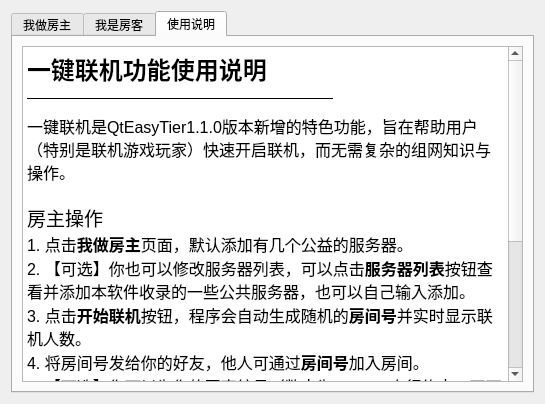
The window that Qt_UI/oneclick.ui (myqfeng/qt-easy-tier) describes before a commit, drawn with Qt 5.
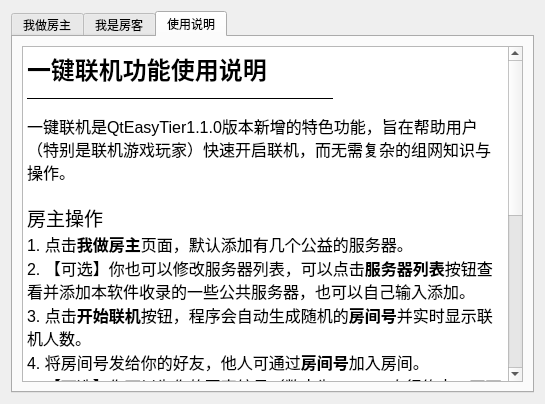
The same window after the commit. The open tabs and pages were chosen to show the change.

What changed in the file:
```diff
--- a/Qt_UI/oneclick.ui
+++ b/Qt_UI/oneclick.ui
@@ -483,7 +483,8 @@
 &lt;p style=&quot; margin-top:0px; margin-bottom:0px; margin-left:0px; margin-right:0px; -qt-block-indent:0; text-indent:0px;&quot;&gt;&lt;span style=&quot; font-size:12pt;&quot;&gt;2. 【可选】你也可以修改服务器列表，可以点击&lt;/span&gt;&lt;span style=&quot; font-size:12pt; font-weight:700;&quot;&gt;服务器列表&lt;/span&gt;&lt;span style=&quot; font-size:12pt;&quot;&gt;按钮查看并添加本软件收录的一些公共服务器，也可以自己输入添加。&lt;/span&gt;&lt;/p&gt;
 &lt;p style=&quot; margin-top:0px; margin-bottom:0px; margin-left:0px; margin-right:0px; -qt-block-indent:0; text-indent:0px;&quot;&gt;&lt;span style=&quot; font-size:12pt;&quot;&gt;3. 点击&lt;/span&gt;&lt;span style=&quot; font-size:12pt; font-weight:700;&quot;&gt;开始联机&lt;/span&gt;&lt;span style=&quot; font-size:12pt;&quot;&gt;按钮，程序会自动生成随机的&lt;/span&gt;&lt;span style=&quot; font-size:12pt; font-weight:700;&quot;&gt;房间号&lt;/span&gt;&lt;span style=&quot; font-size:12pt;&quot;&gt;并实时显示联机人数。&lt;/span&gt;&lt;/p&gt;
 &lt;p style=&quot; margin-top:0px; margin-bottom:0px; margin-left:0px; margin-right:0px; -qt-block-indent:0; text-indent:0px;&quot;&gt;&lt;span style=&quot; font-size:12pt;&quot;&gt;4. 将房间号发给你的好友，他人可通过&lt;/span&gt;&lt;span style=&quot; font-size:12pt; font-weight:700;&quot;&gt;房间号&lt;/span&gt;&lt;span style=&quot; font-size:12pt;&quot;&gt;加入房间。&lt;/span&gt;&lt;/p&gt;
-&lt;p style=&quot; margin-top:0px; margin-bottom:0px; margin-left:0px; margin-right:0px; -qt-block-indent:0; text-indent:0px;&quot;&gt;&lt;span style=&quot; font-size:12pt;&quot;&gt;5. 【可选】你可以为你的房客编号（数字为&lt;/span&gt;&lt;span style=&quot; font-size:12pt; font-weight:700;&quot;&gt;1-253&lt;/span&gt;&lt;span style=&quot; font-size:12pt;&quot;&gt;，自行约定，不可重复），房客使用固定的编号加入组网会获得固定的IP地址，以适配部分依赖客户端IP的联机游戏或Mod&lt;/span&gt;&lt;/p&gt;
+&lt;p style=&quot; margin-top:0px; margin-bottom:0px; margin-left:0px; margin-right:0px; -qt-block-indent:0; text-indent:0px;&quot;&gt;&lt;span style=&quot; font-size:12pt;&quot;&gt;5. 【可选】你可以为你的房客编号（数字为&lt;/span&gt;&lt;span style=&quot; font-size:12pt; font-weight:700;&quot;&gt;1-253&lt;/span&gt;&lt;span style=&quot; font-size:12pt;&quot;&gt;，自行约定，不可重复），房客使用固定的编号加入组网会获得固定的IP地址，以适配部分依赖客户端IP的联机游戏或 Mod 。&lt;/span&gt;&lt;/p&gt;
+&lt;p style=&quot; margin-top:0px; margin-bottom:0px; margin-left:0px; margin-right:0px; -qt-block-indent:0; text-indent:0px;&quot;&gt;&lt;span style=&quot; font-size:12pt;&quot;&gt;6. 【可选】如需让使用其他 EasyTier 工具的节点加入联机网络，请运行后将鼠标放在房间号显示框中查看原始网络号和密码数据，如需指定IP地址请使用 &lt;/span&gt;&lt;span style=&quot; font-size:12pt; font-weight:700;&quot;&gt;11.45.14.0/24&lt;/span&gt;&lt;span style=&quot; font-size:12pt;&quot;&gt; 范围内的地址（&lt;/span&gt;&lt;span style=&quot; font-size:12pt; font-weight:700;&quot;&gt;11.45.14.1 不可用&lt;/span&gt;&lt;span style=&quot; font-size:12pt;&quot;&gt;）。&lt;/span&gt;&lt;/p&gt;
 &lt;p style=&quot;-qt-paragraph-type:empty; margin-top:0px; margin-bottom:0px; margin-left:0px; margin-right:0px; -qt-block-indent:0; text-indent:0px; font-size:12pt;&quot;&gt;&lt;br /&gt;&lt;/p&gt;
 &lt;p style=&quot; margin-top:0px; margin-bottom:0px; margin-left:0px; margin-right:0px; -qt-block-indent:0; text-indent:0px;&quot;&gt;&lt;span style=&quot; font-size:14pt;&quot;&gt;房客操作&lt;/span&gt;&lt;/p&gt;
 &lt;p style=&quot; margin-top:0px; margin-bottom:0px; margin-left:0px; margin-right:0px; -qt-block-indent:0; text-indent:0px;&quot;&gt;&lt;span style=&quot; font-size:12pt;&quot;&gt;1. 点击&lt;/span&gt;&lt;span style=&quot; font-size:12pt; font-weight:700;&quot;&gt;我是房客&lt;/span&gt;&lt;span style=&quot; font-size:12pt;&quot;&gt;页面，输入房主给你的&lt;/span&gt;&lt;span style=&quot; font-size:12pt; font-weight:700;&quot;&gt;房间号&lt;/span&gt;&lt;span style=&quot; font-size:12pt;&quot;&gt;，点击开始&lt;/span&gt;&lt;span style=&quot; font-size:12pt; font-weight:700;&quot;&gt;联机按钮&lt;/span&gt;&lt;span style=&quot; font-size:12pt;&quot;&gt;即可联机。&lt;/span&gt;&lt;/p&gt;
```
Left out of the diff: 4 changed lines with no effect on the pictures.
